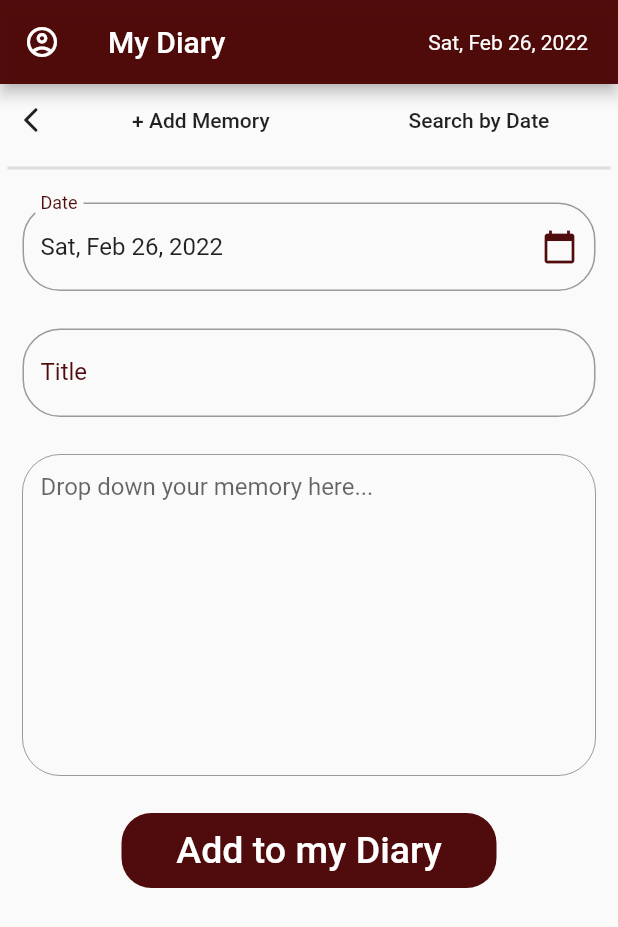
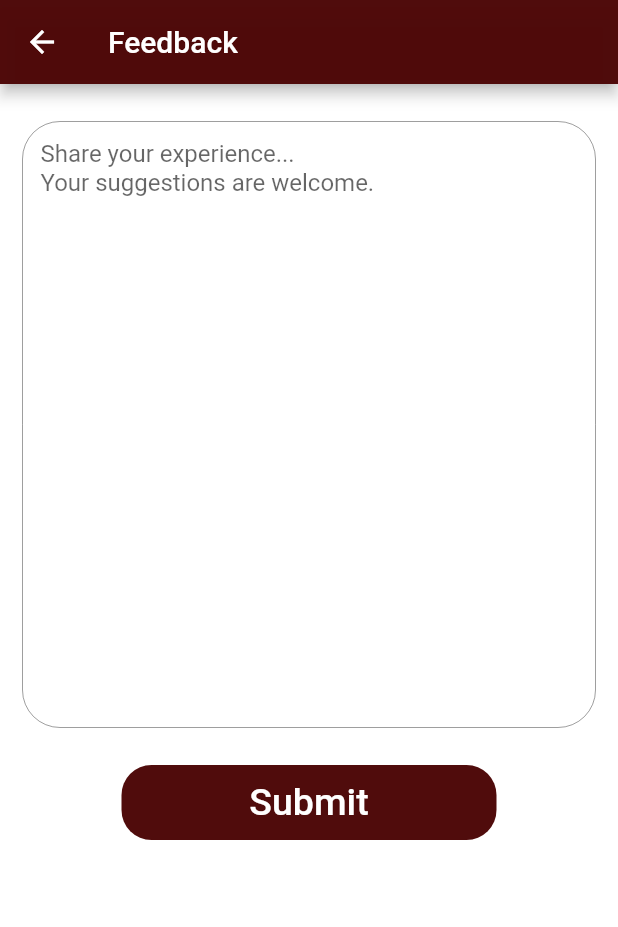
Before and after one commit to kannangr21/Flutter-DearDiary, a Flutter app: the HomePage screen opened directly with empty values, after a tap on "+ Add Memory", after a tap on the "account circle" icon, after a tap on "Feedback", on a phone screen of 412 x 824 dp. Shown: the top 927 px of the screen. Run offline on Flutter 3.47's test engine with Material 2 defaults, Android fonts, the light colour scheme and no system bars; our stand-ins replace fluttertoast; network calls fail.

Commit message:
Beta version of Dear Diary
Working model

```diff
--- /dev/null
+++ b/lib/FeedBackSubmit.dart
@@ -0,0 +1,81 @@
+import 'package:flutter/material.dart';
+import 'Loading.dart';
+
+class FeedBackSubmit extends StatefulWidget {
+  final String name;
+  const FeedBackSubmit(this.name, {Key? key}) : super(key: key);
+
+  @override
+  _FeedBackSubmitState createState() => _FeedBackSubmitState();
+}
+
+class _FeedBackSubmitState extends State<FeedBackSubmit> {
+  @override
+  Widget build(BuildContext context) {
+    final myControllerFB = TextEditingController();
+    return Scaffold(
+      backgroundColor: Colors.white,
+      appBar: AppBar(
+        title: const Text("Feedback"),
+        backgroundColor: Color.fromARGB(250, 77, 7, 7),
+      ),
+      body: SingleChildScrollView(
+        child: Column(
+          children: <Widget>[
+            Container(
+              child: Padding(
+                padding: EdgeInsets.only(
+                    left: 15.0, right: 15.0, top: 25, bottom: 25),
+                child: TextField(
+                  maxLines: 20,
+                  controller: myControllerFB,
+                  decoration: InputDecoration(
+                      isCollapsed: true,
+                      contentPadding: EdgeInsets.all(12),
+                      border: OutlineInputBorder(
+                        borderRadius: BorderRadius.circular(25),
+                      ),
+                      focusedBorder: OutlineInputBorder(
+                        borderRadius: BorderRadius.circular(25),
+                        borderSide:
+                            BorderSide(color: Color.fromARGB(250, 77, 7, 7)),
+                      ),
+                      labelStyle: const TextStyle(
+                        color: Color.fromARGB(250, 77, 7, 7),
+                      ),
+                      hintText:
+                          'Share your experience...\nYour suggestions are welcome.'),
+                ),
+              ),
+            ),
+            Container(
+              height: 50,
+              width: 250,
+              decoration: BoxDecoration(
+                  color: Color.fromARGB(250, 77, 7, 7),
+                  borderRadius: BorderRadius.circular(20)),
+              child: FlatButton(
+                onPressed: () {
+                  var fb = myControllerFB.text;
+                  myControllerFB.text = '';
+                  Navigator.push(
+                      context,
+                      MaterialPageRoute(
+                          builder: (_) => Loader(
+                              'sendfb', '', '', widget.name, '', '', '', fb)));
+                },
+                child: const Text(
+                  'Submit',
+                  style: TextStyle(color: Colors.white, fontSize: 25),
+                ),
+              ),
+            ),
+            const SizedBox(
+              height: 130,
+            ),
+          ],
+        ),
+      ),
+    );
+  }
+}
--- a/lib/HomePage.dart
+++ b/lib/HomePage.dart
@@ -1,7 +1,9 @@
 // ignore_for_file: deprecated_member_use
 
+import 'package:deardiary/FeedBackSubmit.dart';
 import 'package:deardiary/Loading.dart';
 import 'package:deardiary/main.dart';
+import 'package:deardiary/ShowMemory.dart';
 import 'package:flutter/material.dart';
 import 'package:intl/intl.dart';
 import 'Profile.dart';
@@ -30,7 +32,7 @@ class _HomePageState extends State<HomePage> {
     currentDate = DateTime.now();
     searchD = DateTime.now();
     page = 0;
-    dateInput = TextEditingController();
+    dateInput = TextEditingController(text: formatter);
     titleInput = TextEditingController();
     contentInput = TextEditingController();
     super.initState();
@@ -62,7 +64,6 @@ class _HomePageState extends State<HomePage> {
         searchList.add(mem);
       }
     }
-    print(searchList);
     return searchList;
   }
 
@@ -105,7 +106,6 @@ class _HomePageState extends State<HomePage> {
                     setState(() {
                       page = 2;
                     });
-                    print(currentDate);
                   }
                 },
                 child: Text('Search by Date'),
@@ -313,7 +313,7 @@ class _HomePageState extends State<HomePage> {
               child: FlatButton(
                 onPressed: () {
                   setState(() {
-                    dateInput.text = DateFormat.yMMMEd().format(DateTime.now());
+                    // dateInput.text = DateFormat.yMMMEd().format(DateTime.now());
                     page = 1;
                   });
                 },
@@ -329,7 +329,6 @@ class _HomePageState extends State<HomePage> {
                     setState(() {
                       page = 2;
                     });
-                    print(searchD);
                   }
                 },
                 child: Text('Search by Date'),
@@ -391,7 +390,16 @@ class _HomePageState extends State<HomePage> {
                                   maxLines: 2,
                                   overflow: TextOverflow.ellipsis,
                                 ),
-                                onTap: () {},
+                                onTap: () {
+                                  Navigator.push(
+                                      context,
+                                      MaterialPageRoute(
+                                          builder: (_) => ShowMem(
+                                              mems[index]["date"].toString(),
+                                              mems[index]["title"].toString(),
+                                              mems[index]["content"]
+                                                  .toString())));
+                                },
                               )))
                       : const CircularProgressIndicator(),
                 )))
@@ -498,10 +506,14 @@ class NavDrawer extends StatelessWidget {
             },
           ),
           ListTile(
-            leading: Icon(Icons.border_color),
-            title: Text('Feedback'),
-            onTap: () => {Navigator.of(context).pop()},
-          ),
+              leading: Icon(Icons.border_color),
+              title: Text('Feedback'),
+              onTap: () => {
+                    Navigator.push(
+                        context,
+                        MaterialPageRoute(
+                            builder: (_) => FeedBackSubmit(user['name'])))
+                  }),
           ListTile(
             leading: Icon(Icons.exit_to_app),
             title: Text('Logout'),
--- a/lib/Profile.dart
+++ b/lib/Profile.dart
@@ -84,7 +84,7 @@ class _ProfilePageState extends State<ProfilePage> {
               endIndent: 5,
             ),
           ])),
-          Align(
+          const Align(
               alignment: Alignment.bottomCenter,
               child: Padding(
                   padding: EdgeInsets.only(bottom: 25),
--- a/lib/RegisterPage.dart
+++ b/lib/RegisterPage.dart
@@ -6,60 +6,6 @@ import 'package:flutter/material.dart';
 import 'package:http/http.dart' as http;
 
 import 'Loading.dart';
-
-class Album {
-  final String message;
-
-  const Album({required this.message});
-
-  factory Album.fromJson(Map<String, dynamic> json) {
-    return Album(
-      message: json['message'],
-    );
-  }
-}
-
-// Name and Email Controller not set!
-
-Future<Album> createAlbum(String email, String name, String password) async {
-  final http.Response response = await http.post(
-    Uri.parse('http://immense-fortress-65428.herokuapp.com/api/register'),
-    headers: <String, String>{
-      'Content-Type': 'application/x-www-form-urlencoded',
-    },
-    body: jsonEncode(<String, String>{
-      'name': name,
-      'job': email,
-      'password': password,
-    }),
-  );
-  print("Inga iruken");
-  if (response.statusCode == 201) {
-    // If the server did return a 201 CREATED response,
-    // then parse the JSON.
-    return Album.fromJson(jsonDecode(response.body));
-  } else {
-    // If the server did not return a 201 CREATED response,
-    // then throw an exception.
-    throw Exception('Failed to create album.');
-  }
-}
-
-/*
-Future<http.Response> createAlbum(String email, String name, String password) async {
-  return http.post(
-    Uri.parse('http://127.0.0.1:3000/api/register'),
-    headers: <String, String>{
-      'Content-Type': 'application/x-www-form-urlencoded',
-    },
-    body: jsonEncode(<String, String>{
-      'email': email,
-      'name': name,
-      'password': password,
-    }),
-  );
-}
-*/
 
 class RegisterPage extends StatefulWidget {
   const RegisterPage({Key? key}) : super(key: key);
@@ -85,7 +31,6 @@ class _RegisterPageState extends State<RegisterPage> {
 
   @override
   Widget build(BuildContext context) {
-    Future<Album> _futureAlbum;
     return Scaffold(
       appBar: AppBar(
         title: const Text('Register Page'),
--- a/lib/main.dart
+++ b/lib/main.dart
@@ -35,7 +35,7 @@ class LoginDemo extends StatefulWidget {
 class _LoginDemoState extends State<LoginDemo> {
   final myControllerEmail = TextEditingController();
   final myControllerPass = TextEditingController();
-  late Future<Album> res;
+
   @override
   void dispose() {
     myControllerEmail.dispose();
```
Also changed, not shown: lib/Loading.dart (+41 -8 lines), lib/ShowMemory.dart (added, +86 -0 lines).
